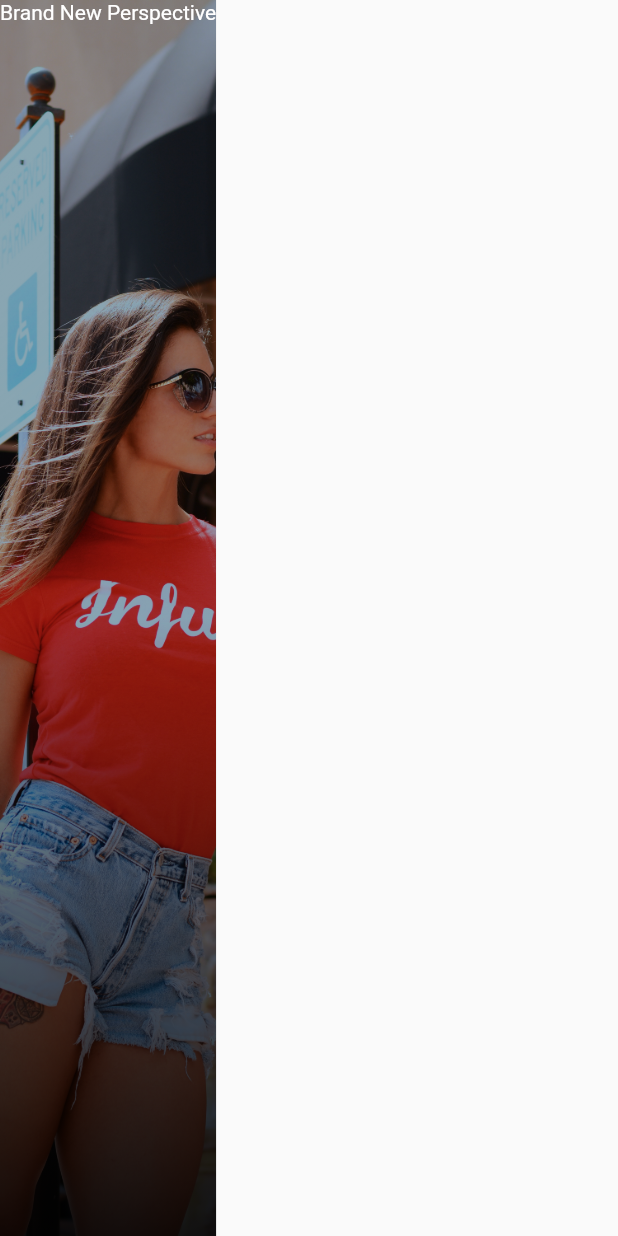
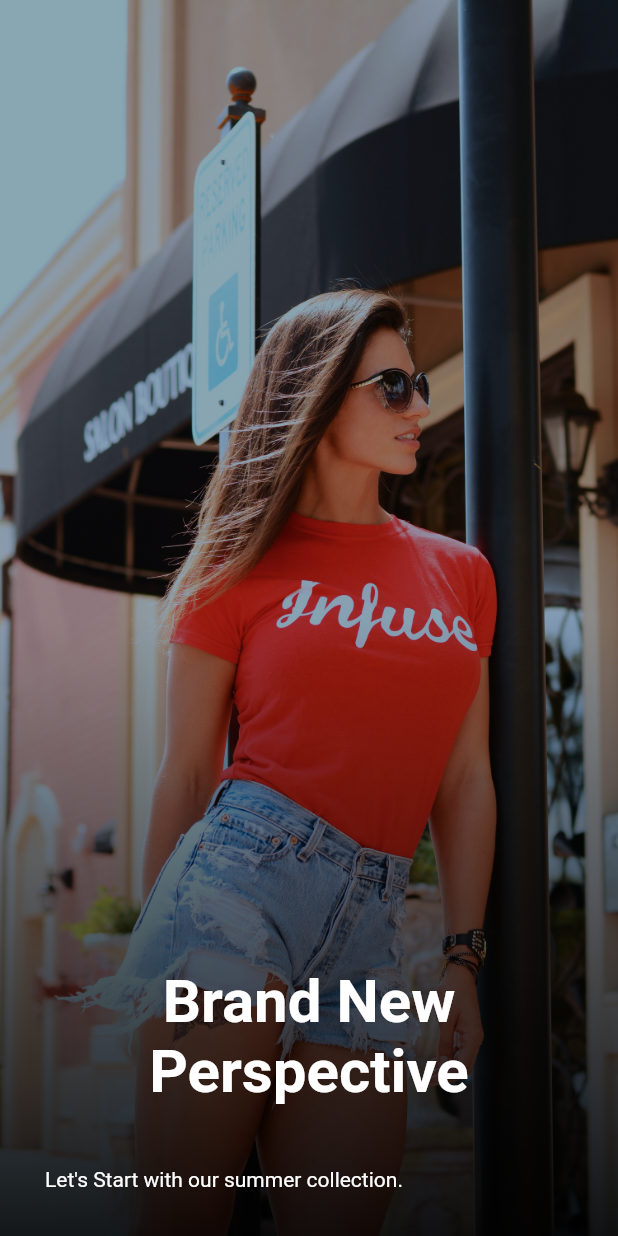
Before and after one commit to lakshayraturi/flutter-eCommerce-app, a Flutter app: the screen it shows after launch, on a phone screen of 412 x 824 dp. Run offline on Flutter 3.47's test engine with Material 2 defaults, Android fonts, the phone set to English and light mode, and no system bars.

Commit message:
Update the homescreen

```diff
--- a/lib/main.dart
+++ b/lib/main.dart
@@ -19,6 +19,7 @@ class _HomePageState extends State<HomePage> {
   Widget build(BuildContext context) {
     return Scaffold(
       body: Container(
+        width: double.infinity,
         decoration: const BoxDecoration(
           image: DecorationImage(
             image: AssetImage('assets/images/splash.jpg'),
@@ -35,10 +36,27 @@ class _HomePageState extends State<HomePage> {
               ],
             ),
           ),
+          child: Padding(
+            padding: const EdgeInsets.all(30.0),
             child: Column(
+              crossAxisAlignment: CrossAxisAlignment.start,
+              mainAxisAlignment: MainAxisAlignment.end,
               children: const [
                 Text(
                   'Brand New Perspective',
+                  textAlign: TextAlign.center,
+                  style: TextStyle(
+                    color: Colors.white,
+                    fontSize: 40,
+                    fontWeight: FontWeight.bold,
+                  ),
+                ),
+                SizedBox(
+                  height: 40,
+                ),
+                Text(
+                  'Let\'s Start with our summer collection.',
+                  textAlign: TextAlign.center,
                   style: TextStyle(
                     color: Colors.white,
                   ),
@@ -47,6 +65,7 @@ class _HomePageState extends State<HomePage> {
             ),
           ),
         ),
+      ),
     );
   }
 }
```
Lines whose indentation alone changed are shown as unchanged.
